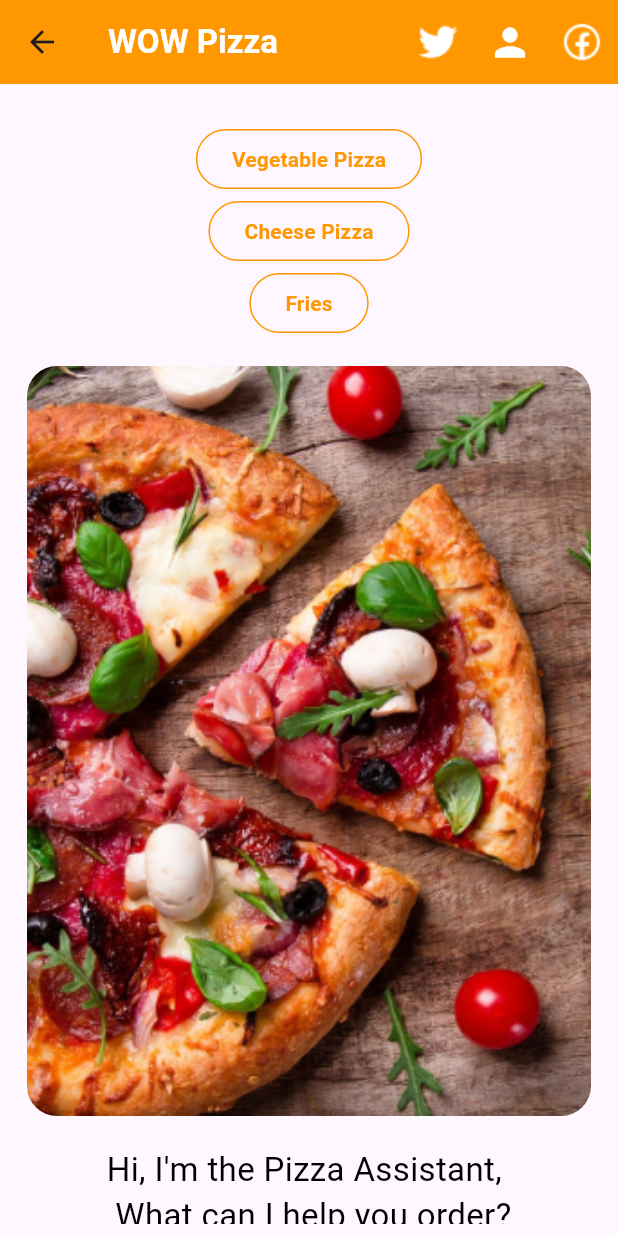
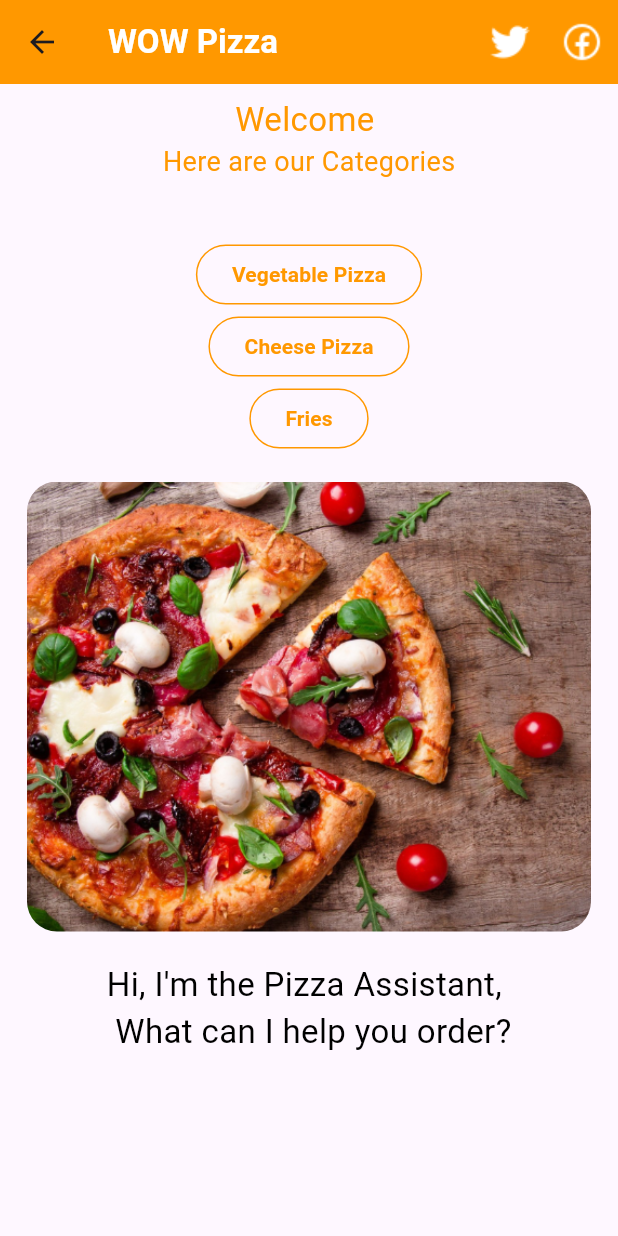
Before and after one commit to HappySolutions/flutter_application_task8, a Flutter app: the HomePage screen opened by its route, on a phone screen of 412 x 824 dp. Run offline on Flutter 3.47's test engine with Material 3 defaults, Android fonts, the light colour scheme and no system bars; missing offline and left inert: flutter_inappwebview.

Commit message:
update App

```diff
--- a/lib/pages/home_page.dart
+++ b/lib/pages/home_page.dart
@@ -1,17 +1,13 @@
 import 'package:flutter/material.dart';
 // import 'package:flutter/widgets.dart';
-import 'package:flutter_application_task8/pages/form_page.dart';
+// import 'package:flutter_application_task8/pages/form_page.dart';
 import 'package:flutter_application_task8/pages/web_view_page.dart';
 import 'package:flutter_application_task8/widgets/buttons_bar_wid.dart';
 
-class HomePage extends StatefulWidget {
-  const HomePage({super.key});
+class HomePage extends StatelessWidget {
+  final String username;
+  const HomePage({required this.username, super.key});
 
-  @override
-  State<HomePage> createState() => _HomePageState();
-}
-
-class _HomePageState extends State<HomePage> {
   @override
   Widget build(BuildContext context) {
     return Scaffold(
@@ -38,21 +34,21 @@ class _HomePageState extends State<HomePage> {
             },
             icon: Image.asset('assets/icon_twitter.png', color: Colors.white),
           ),
-          IconButton(
-            onPressed: () {
-              Navigator.push(
-                context,
-                MaterialPageRoute<void>(
-                  builder: (BuildContext context) => const FormPage(),
-                ),
-              );
-            },
-            icon: const Icon(
-              Icons.person,
-              size: 30,
-              color: Colors.white,
-            ),
-          ),
+          // IconButton(
+          //   onPressed: () {
+          //     Navigator.push(
+          //       context,
+          //       MaterialPageRoute<void>(
+          //         builder: (BuildContext context) => const FormPage(),
+          //       ),
+          //     );
+          //   },
+          //   icon: const Icon(
+          //     Icons.person,
+          //     size: 30,
+          //     color: Colors.white,
+          //   ),
+          // ),
           IconButton(
             onPressed: () {
               Navigator.push(
@@ -75,6 +71,17 @@ class _HomePageState extends State<HomePage> {
               child: Column(
                 mainAxisAlignment: MainAxisAlignment.spaceAround,
                 children: [
+                  Text(
+                    'Welcome ${username}',
+                    style: const TextStyle(fontSize: 22, color: Colors.orange),
+                  ),
+                  const Text(
+                    'Here are our Categories',
+                    style: TextStyle(fontSize: 18, color: Colors.orange),
+                  ),
+                  const SizedBox(
+                    height: 20,
+                  ),
                   const ButtonsBar(),
                   Padding(
                     padding: const EdgeInsets.fromLTRB(10, 0, 10, 20),
@@ -83,7 +90,7 @@ class _HomePageState extends State<HomePage> {
                       child: Image.asset(
                         'assets/newPizza.png',
                         fit: BoxFit.cover,
-                        height: 500,
+                        height: 300,
                         width: 500,
                       ),
                     ),
```
Also changed, not shown: lib/main.dart (+8 -2 lines), lib/pages/form_page.dart (+9 -4 lines).
